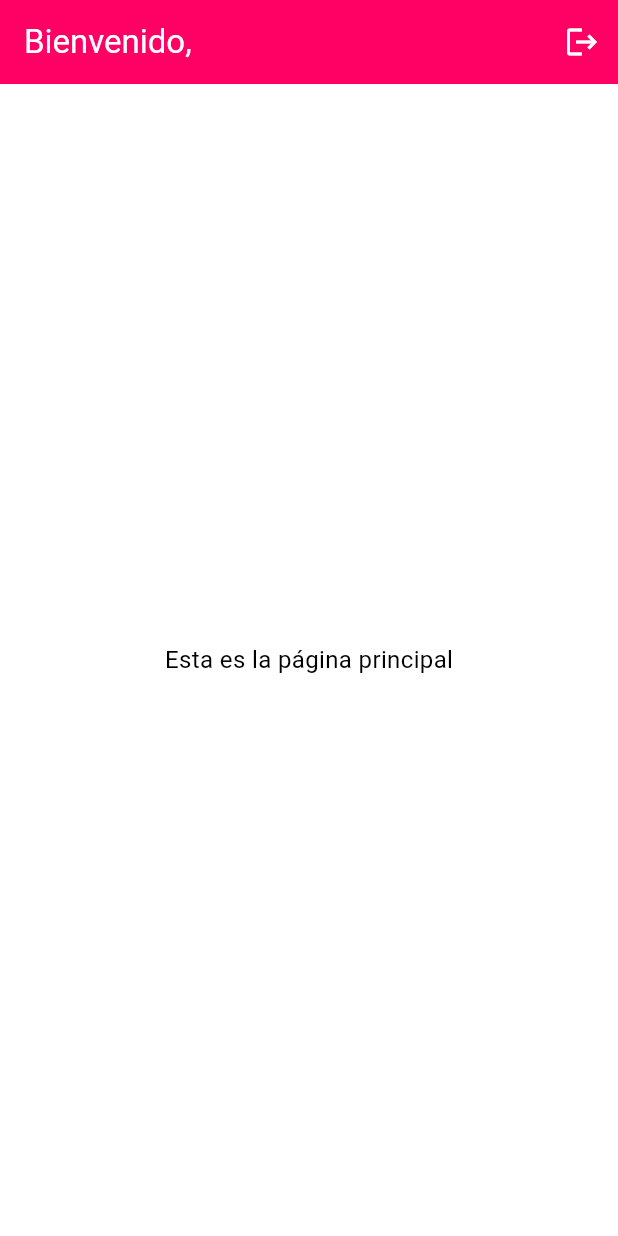
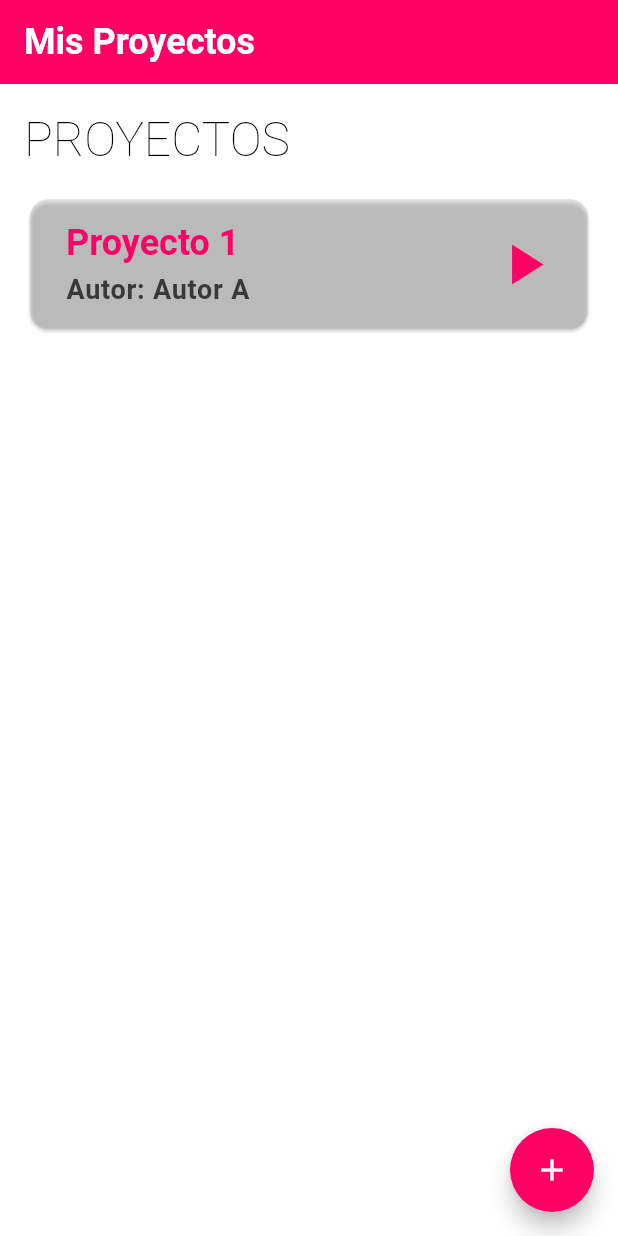
Before and after one commit to dmt947/harmoniq, a Flutter app: the screen it shows once a user with an empty profile is signed in, on a phone screen of 412 x 824 dp. Run offline on Flutter 3.47's test engine with Material 3 defaults, Android fonts, the phone set to English and light mode, and no system bars; our stand-ins replace firebase_auth, firebase_core, google_sign_in; accounts and stored records are empty; generated files the repository leaves out were written again.

Commit message:
feat: add projects visibility and a temporal edit page, fixed colors and add an add project button

```diff
--- /dev/null
+++ b/lib/models/MusicProject.dart
@@ -0,0 +1,7 @@
+class MusicProject {
+  final String id;
+  final String name;
+  final String author;
+
+  MusicProject({required this.id, required this.name, required this.author});
+}
--- a/lib/screens/HomePage.dart
+++ b/lib/screens/HomePage.dart
@@ -1,24 +1,128 @@
 import 'package:flutter/material.dart';
 import 'package:firebase_auth/firebase_auth.dart';
+import 'package:harmoniq/models/MusicProject.dart';
+import 'package:harmoniq/screens/AddProjectPage.dart';
+import 'package:harmoniq/screens/EditProjectPage.dart';
+import 'package:harmoniq/widgets/ProjectCard.dart';
 
-
-class HomePage extends StatelessWidget {
+class HomePage extends StatefulWidget {
   const HomePage({super.key});
   @override
+  State<HomePage> createState() => _HomePageState();
+}
+
+class _HomePageState extends State<HomePage> {
+  final List<MusicProject> _projects = [
+    MusicProject(id: '1', name: 'Proyecto 1', author: 'Autor A')
+  ];
+
+  void _playProject(MusicProject project) {
+    ScaffoldMessenger.of(context).showSnackBar(
+      SnackBar(
+        duration: Duration(seconds: 5),
+        content: Column(
+          mainAxisSize: MainAxisSize.min,
+          children: [
+            Text('Reproduciendo "${project.name}"'),
+            SizedBox(height: 8),
+            LinearProgressIndicator(), // Barra de progreso simple
+          ],
+        ),
+      ),
+    );
+  }
+
+  void _deleteProject(MusicProject project) {
+    showDialog(
+      context: context,
+      builder:
+          (_) => AlertDialog(
+            backgroundColor: Theme.of(context).highlightColor,
+            title: Text(
+              'Eliminar proyecto',
+              style: Theme.of(context).textTheme.titleLarge,
+            ),
+            content: Text('¿Seguro que quieres eliminar "${project.name}"?'),
+            actions: [
+              TextButton(
+                onPressed: () => Navigator.pop(context),
+                child: Text(
+                  'Cancelar',
+                  style: Theme.of(context).textTheme.labelMedium,
+                ),
+              ),
+              TextButton(
+                onPressed: () {
+                  setState(() => _projects.remove(project));
+                  Navigator.pop(context);
+                },
+                child: Text(
+                  'Eliminar',
+                  style: Theme.of(context).textTheme.labelMedium?.copyWith(
+                    color: Theme.of(context).colorScheme.error,
+                  ),
+                ),
+              ),
+            ],
+          ),
+    );
+  }
+
+  void _openProject(MusicProject project) {
+        Navigator.push(
+      context,
+      MaterialPageRoute(builder: (_) => EditProjectPage(project: project,)),
+    );
+  }
+
+  void _openAddProjectDialog() {
+    Navigator.push(
+      context,
+      MaterialPageRoute(builder: (_) => AddProjectPage(onSave: _addProject)),
+    );
+  }
+
+  void _addProject(MusicProject project) {
+    setState(() {
+      _projects.add(project);
+    });
+  }
+
+  @override
   Widget build(BuildContext context) {
-    final user = FirebaseAuth.instance.currentUser;
     return Scaffold(
-      appBar: AppBar(
-        title: Text('Bienvenido, ${user?.email ?? 'usuario'}'),
-        actions: [
-          IconButton(
-              icon: const Icon(Icons.logout),
-              onPressed: () async {
-                await FirebaseAuth.instance.signOut();
-              }),
-        ],
+      appBar: AppBar(title: Text('Mis Proyectos')),
+      body: Padding(
+        padding: const EdgeInsets.all(16),
+        child: Column(
+          crossAxisAlignment: CrossAxisAlignment.start,
+          children: [
+            Text(
+              'PROYECTOS',
+              style: Theme.of(context).textTheme.headlineMedium,
+            ),
+            const SizedBox(height: 16),
+            Expanded(
+              child: ListView.builder(
+                itemCount: _projects.length,
+                itemBuilder: (context, index) {
+                  final project = _projects[index];
+                  return ProjectCard(
+                    project: project,
+                    onTap: () => _openProject(project),
+                    onLongPress: () => _deleteProject(project),
+                    onPlay: () => _playProject(project),
+                  );
+                },
+              ),
+            ),
+          ],
+        ),
       ),
-      body: const Center(child: Text('Esta es la página principal')),
+      floatingActionButton: FloatingActionButton(
+        onPressed: _openAddProjectDialog,
+        child: const Icon(Icons.add),
+      ),
     );
   }
 }
--- a/lib/screens/SignupPage.dart
+++ b/lib/screens/SignupPage.dart
@@ -48,6 +48,10 @@ class _SignupPageState extends State<SignupPage> {
 
       // Auto Sign In
       await _auth.signInWithEmailAndPassword(email: email, password: password);
+
+      // Returns to AuthScreen
+      Navigator.pop(context);
+
     }).catchError((e) {
       if (e is FirebaseAuthException) {
         String msg = switch (e.code) {
--- a/lib/theme/harmoniq_scheme.dart
+++ b/lib/theme/harmoniq_scheme.dart
@@ -32,11 +32,12 @@ class HarmoniqTextTheme {
   static TextTheme lightTextTheme = TextTheme(
     displayMedium: TextStyles.display.copyWith(color: HarmoniqColors.primary),
     headlineMedium: TextStyles.headline.copyWith(
-      color: HarmoniqColors.darkPrimaryText,
+      color: HarmoniqColors.lightBodyText,
     ),
     headlineSmall: TextStyles.smallHeadline.copyWith(
       color: HarmoniqColors.darkPrimaryText,
     ),
+    titleLarge: TextStyles.titleLarge.copyWith(color: HarmoniqColors.primary),
     titleMedium: TextStyles.title.copyWith(color: HarmoniqColors.primary),
     bodyLarge: TextStyles.largeBody.copyWith(
       color: HarmoniqColors.darkPrimaryText,
@@ -62,6 +63,7 @@ class HarmoniqTextTheme {
     headlineSmall: TextStyles.smallHeadline.copyWith(
       color: HarmoniqColors.darkPrimaryText,
     ),
+    titleLarge: TextStyles.titleLarge.copyWith(color: HarmoniqColors.primary),
     titleMedium: TextStyles.title.copyWith(color: HarmoniqColors.primary),
     bodyLarge: TextStyles.largeBody.copyWith(
       color: HarmoniqColors.darkPrimaryText,
--- a/lib/theme/harmoniq_theme.dart
+++ b/lib/theme/harmoniq_theme.dart
@@ -14,16 +14,18 @@ class HarmoniqTheme {
       appBarTheme: AppBarTheme(
         backgroundColor: HarmoniqScheme.light.primary,
         foregroundColor: HarmoniqColors.darkBodyText,
-        elevation: 0
+        elevation: 0,
       ),
       elevatedButtonTheme: ElevatedButtonThemeData(
         style: ElevatedButton.styleFrom(
           backgroundColor: HarmoniqScheme.light.primary,
           foregroundColor: HarmoniqColors.darkBodyText,
-          shape: RoundedRectangleBorder(borderRadius: BorderRadius.circular(24)),
+          shape: RoundedRectangleBorder(
+            borderRadius: BorderRadius.circular(24),
+          ),
           padding: EdgeInsets.symmetric(vertical: 15, horizontal: 20),
-          textStyle: HarmoniqTextTheme.lightTextTheme.labelLarge
-        )
+          textStyle: HarmoniqTextTheme.lightTextTheme.labelLarge,
+        ),
       ),
       inputDecorationTheme: InputDecorationTheme(
         filled: true,
@@ -31,20 +33,23 @@ class HarmoniqTheme {
         border: OutlineInputBorder(borderRadius: BorderRadius.circular(24)),
         labelStyle: HarmoniqTextTheme.lightTextTheme.labelMedium,
         floatingLabelStyle: HarmoniqTextTheme.lightTextTheme.labelMedium,
-
       ),
-      iconTheme: IconThemeData(
-        color: HarmoniqColors.lightBackground,
-      ),
+      iconTheme: IconThemeData(color: HarmoniqColors.lightBackground),
       snackBarTheme: SnackBarThemeData(
         backgroundColor: HarmoniqColors.onLightSurface,
-        contentTextStyle: HarmoniqTextTheme.lightTextTheme.labelMedium?.copyWith(color: HarmoniqColors.error),
-      )
+        contentTextStyle: HarmoniqTextTheme.lightTextTheme.labelMedium
+            ?.copyWith(color: HarmoniqColors.error),
+      ),
+      floatingActionButtonTheme: FloatingActionButtonThemeData(
+        backgroundColor: HarmoniqScheme.dark.primary,
+        foregroundColor: HarmoniqColors.darkBodyText,
+        shape: CircleBorder(),
+      ),
     );
   }
 
   static ThemeData get darkTheme {
-        return ThemeData(
+    return ThemeData(
       useMaterial3: true,
       colorScheme: HarmoniqScheme.dark,
       textTheme: HarmoniqTextTheme.darkTextTheme,
@@ -53,31 +58,47 @@ class HarmoniqTheme {
       appBarTheme: AppBarTheme(
         backgroundColor: HarmoniqScheme.dark.primary,
         foregroundColor: HarmoniqColors.darkBodyText,
-        elevation: 0
+        elevation: 0,
+      ),
+      tabBarTheme: TabBarTheme(
+        dividerColor: HarmoniqColors.darkBackground,
+        labelColor: HarmoniqColors.darkBodyText,
+        unselectedLabelColor: HarmoniqColors.lightBodyText,
+        indicator: BoxDecoration(
+          color: HarmoniqColors.primary,
+          borderRadius: BorderRadius.all(Radius.circular(24))
+        ),
       ),
       elevatedButtonTheme: ElevatedButtonThemeData(
         style: ElevatedButton.styleFrom(
           backgroundColor: HarmoniqScheme.dark.primary,
           foregroundColor: HarmoniqColors.darkBodyText,
-          shape: RoundedRectangleBorder(borderRadius: BorderRadius.circular(24)),
+          shape: RoundedRectangleBorder(
+            borderRadius: BorderRadius.circular(24),
+          ),
           padding: EdgeInsets.symmetric(vertical: 15, horizontal: 20),
-          textStyle: HarmoniqTextTheme.darkTextTheme.labelLarge
-        )
+          textStyle: HarmoniqTextTheme.darkTextTheme.labelLarge,
+        ),
       ),
       inputDecorationTheme: InputDecorationTheme(
         filled: true,
         fillColor: HarmoniqScheme.dark.surface,
         border: OutlineInputBorder(borderRadius: BorderRadius.circular(24)),
         labelStyle: HarmoniqTextTheme.darkTextTheme.labelMedium,
-        floatingLabelStyle: HarmoniqTextTheme.darkTextTheme.labelMedium
+        floatingLabelStyle: HarmoniqTextTheme.darkTextTheme.labelMedium,
       ),
-      iconTheme: IconThemeData(
-        color: HarmoniqColors.lightBackground,
-      ),
+      iconTheme: IconThemeData(color: HarmoniqColors.lightBackground),
       snackBarTheme: SnackBarThemeData(
         backgroundColor: HarmoniqColors.onDarkSurface,
-        contentTextStyle: HarmoniqTextTheme.darkTextTheme.labelMedium?.copyWith(color: HarmoniqColors.error)
-      )
+        contentTextStyle: HarmoniqTextTheme.darkTextTheme.labelMedium?.copyWith(
+          color: HarmoniqColors.error,
+        ),
+      ),
+      floatingActionButtonTheme: FloatingActionButtonThemeData(
+        backgroundColor: HarmoniqScheme.dark.primary,
+        foregroundColor: HarmoniqColors.darkBodyText,
+        shape: CircleBorder(),
+      ),
     );
   }
 }
--- /dev/null
+++ b/lib/widgets/ProjectCard.dart
@@ -0,0 +1,61 @@
+import 'package:flutter/material.dart';
+import 'package:harmoniq/models/MusicProject.dart';
+
+class ProjectCard extends StatelessWidget {
+  final MusicProject project;
+  final VoidCallback onTap;
+  final VoidCallback onLongPress;
+  final VoidCallback onPlay;
+
+  const ProjectCard({
+    super.key,
+    required this.project,
+    required this.onTap,
+    required this.onLongPress,
+    required this.onPlay,
+  });
+
+  @override
+  Widget build(BuildContext context) {
+    return GestureDetector(
+      onTap: onTap,
+      onLongPress: onLongPress,
+      child: Card(
+        color: Theme.of(context).highlightColor,
+        shape: RoundedRectangleBorder(borderRadius: BorderRadius.circular(12)),
+        child: Padding(
+          padding: const EdgeInsets.all(12),
+          child: Row(
+            children: [
+              const SizedBox(width: 12),
+              Expanded(
+                child: Column(
+                  crossAxisAlignment: CrossAxisAlignment.start,
+                  children: [
+                    Text(
+                      project.name,
+                      style: Theme.of(context).textTheme.titleLarge,
+                    ),
+                    const SizedBox(height: 4),
+                    Text(
+                      'Autor: ${project.author}',
+                      style: Theme.of(context).textTheme.labelMedium,
+                    ),
+                  ],
+                ),
+              ),
+              IconButton(
+                icon: Icon(
+                  Icons.play_arrow,
+                  color: Theme.of(context).primaryColor,
+                  size: 46,
+                ),
+                onPressed: onPlay,
+              ),
+            ],
+          ),
+        ),
+      ),
+    );
+  }
+}
```
Also changed, not shown: lib/screens/AddProjectPage.dart (added, +69 -0 lines), lib/screens/EditProjectPage.dart (added, +56 -0 lines), lib/screens/LoginPage.dart (+5 -2 lines), lib/screens/tabs/AIFeatures.dart (added, +11 -0 lines), lib/screens/tabs/MidiEditorTab.dart (added, +13 -0 lines), lib/screens/tabs/ProjectSettingsTab.dart (added, +13 -0 lines), lib/theme/harmoniq_text_styles.dart (+7 -3 lines), lib/widgets/ConfirmDialog.dart (added, +19 -0 lines).
